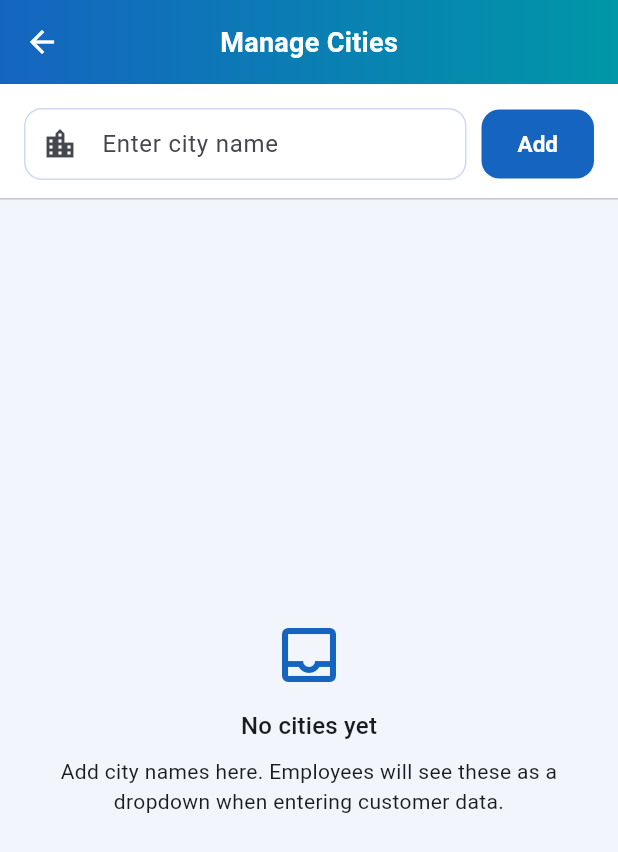
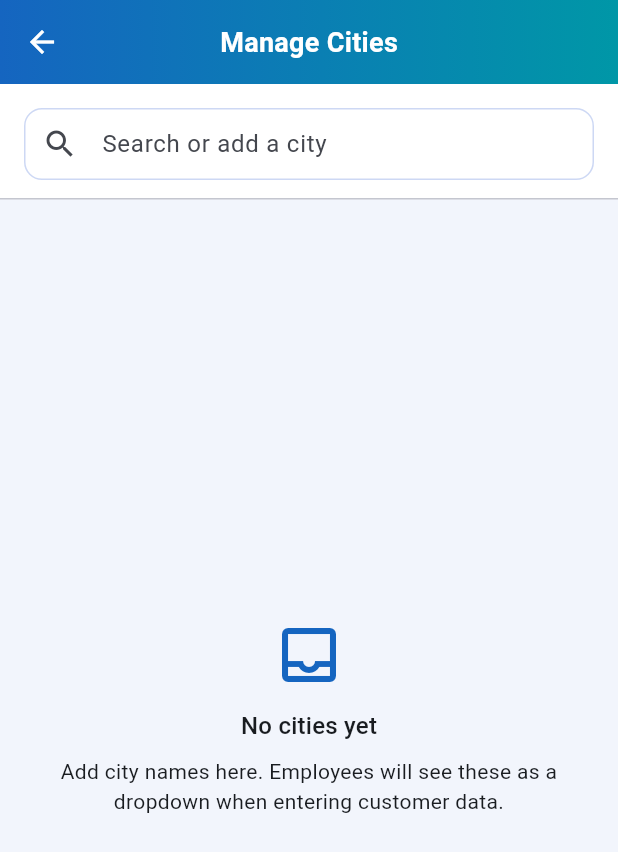
Before and after one commit to Deva-97/aquacare_crm, a Flutter app: the ManageCitiesPage screen opened by its route, on a phone screen of 412 x 824 dp. Shown: the top 852 px of the screen. Run offline on Flutter 3.47's test engine with Material 3 defaults, Android fonts, the phone set to English and light mode, and no system bars; our stand-ins replace cloud_firestore, firebase_auth, firebase_core, flutter_contacts, flutter_local_notifications, get and 1 more; accounts and stored records are empty.

Commit message:
modified search option for cities and customer view role update

```diff
--- a/lib/features/auth/presentation/controllers/auth_controller.dart
+++ b/lib/features/auth/presentation/controllers/auth_controller.dart
@@ -184,11 +184,13 @@ class AuthController extends GetxController {
             AppRoutes.customers,
             AppRoutes.customerForm,
             AppRoutes.customerDetail,
+            AppRoutes.manageCities,
           }
         : <String>{
             AppRoutes.technicianDashboard,
             AppRoutes.customers,
             AppRoutes.customerDetail,
+            AppRoutes.manageCities,
           };
 
     return allowedRoutes.contains(currentRoute);
--- a/lib/features/customers/presentation/controllers/manage_cities_controller.dart
+++ b/lib/features/customers/presentation/controllers/manage_cities_controller.dart
@@ -13,12 +13,27 @@ class ManageCitiesController extends GetxController {
   final RxList<String> cities = <String>[].obs;
   final RxBool isLoading = false.obs;
   final TextEditingController addController = TextEditingController();
+  final RxString query = ''.obs;
 
   @override
   void onInit() {
     super.onInit();
     loadCities();
   }
+
+  List<String> get filteredCities {
+    final String q = query.value.trim().toLowerCase();
+    if (q.isEmpty) return cities;
+    return cities.where((c) => c.toLowerCase().contains(q)).toList();
+  }
+
+  bool get hasExactMatch {
+    final String q = query.value.trim().toLowerCase();
+    if (q.isEmpty) return true;
+    return cities.any((c) => c.toLowerCase() == q);
+  }
+
+  void onSearchChanged(String value) => query.value = value;
 
   Future<void> loadCities() async {
     isLoading.value = true;
@@ -40,6 +55,7 @@ class ManageCitiesController extends GetxController {
     try {
       await _saveCity.call(name);
       addController.clear();
+      query.value = '';
       await loadCities();
       Get.snackbar('City added', '"$name" was added successfully.');
     } catch (e) {
--- a/lib/features/customers/presentation/pages/customers_page.dart
+++ b/lib/features/customers/presentation/pages/customers_page.dart
@@ -16,6 +16,8 @@ class CustomersPage extends GetView<CustomersController> {
   Widget build(BuildContext context) {
     final auth = Get.find<AuthController>();
     final bool isTechnician = auth.currentUser.value?.isTechnician == true;
+    final bool isOwner = auth.currentUser.value?.isOwner == true;
+    final String? currentUid = auth.currentUser.value?.uid;
     return AppScaffold(
       title: 'Customers',
       floatingActionButton: isTechnician
@@ -59,8 +61,8 @@ class CustomersPage extends GetView<CustomersController> {
                     final Customer c = controller.customers[index];
                     return _CustomerCard(
                       customer: c,
-                      canEdit: !isTechnician,
-                      canDelete: auth.currentUser.value?.isOwner == true,
+                      canEdit: isOwner || (!isTechnician && c.createdBy == currentUid),
+                      canDelete: isOwner,
                       onEdit: () async {
                         final result = await Get.toNamed(AppRoutes.customerForm, arguments: c);
                         if (result == true) controller.loadCustomers();
--- a/lib/features/customers/presentation/pages/manage_cities_page.dart
+++ b/lib/features/customers/presentation/pages/manage_cities_page.dart
@@ -15,7 +15,7 @@ class ManageCitiesPage extends GetView<ManageCitiesController> {
       title: 'Manage Cities',
       body: Column(
         children: <Widget>[
-          // ── Add city bar ────────────────────────────────────────────────
+          // ── Search / add city bar ───────────────────────────────────────
           Container(
             padding: const EdgeInsets.fromLTRB(16, 16, 16, 12),
             color: theme.colorScheme.surface,
@@ -26,23 +26,32 @@ class ManageCitiesPage extends GetView<ManageCitiesController> {
                     controller: controller.addController,
                     textCapitalization: TextCapitalization.words,
                     decoration: InputDecoration(
-                      hintText: 'Enter city name',
-                      prefixIcon: const Icon(Icons.location_city_outlined),
+                      hintText: 'Search or add a city',
+                      prefixIcon: const Icon(Icons.search),
                       border: OutlineInputBorder(
                         borderRadius: BorderRadius.circular(10),
                       ),
                       contentPadding: const EdgeInsets.symmetric(
-                          horizontal: 14, vertical: 12),
+                        horizontal: 14,
+                        vertical: 12,
+                      ),
                     ),
+                    onChanged: controller.onSearchChanged,
                     onSubmitted: (_) => controller.addCity(),
                   ),
                 ),
-                const SizedBox(width: 10),
-                Obx(() => FilledButton(
-                      onPressed:
-                          controller.isLoading.value ? null : controller.addCity,
+                Obx(() {
+                  if (controller.hasExactMatch) return const SizedBox.shrink();
+                  return Padding(
+                    padding: const EdgeInsets.only(left: 10),
+                    child: FilledButton(
+                      onPressed: controller.isLoading.value
+                          ? null
+                          : controller.addCity,
                       child: const Text('Add'),
-                    )),
+                    ),
+                  );
+                }),
               ],
             ),
           ),
@@ -61,14 +70,22 @@ class ManageCitiesPage extends GetView<ManageCitiesController> {
                       'Add city names here. Employees will see these as a dropdown when entering customer data.',
                 );
               }
+              final List<String> filtered = controller.filteredCities;
+              if (filtered.isEmpty) {
+                return EmptyStateView(
+                  title: 'No matching cities',
+                  message:
+                      '"${controller.query.value.trim()}" isn\'t in the list yet. Tap Add to create it.',
+                );
+              }
               return RefreshIndicator(
                 onRefresh: controller.loadCities,
                 child: ListView.separated(
                   padding: const EdgeInsets.fromLTRB(16, 12, 16, 32),
-                  itemCount: controller.cities.length,
+                  itemCount: filtered.length,
                   separatorBuilder: (_, _) => const SizedBox(height: 8),
                   itemBuilder: (BuildContext context, int index) {
-                    final String city = controller.cities[index];
+                    final String city = filtered[index];
                     return Card(
                       margin: EdgeInsets.zero,
                       child: ListTile(
@@ -82,11 +99,15 @@ class ManageCitiesPage extends GetView<ManageCitiesController> {
                             ),
                           ),
                         ),
-                        title: Text(city,
-                            style: const TextStyle(fontWeight: FontWeight.w500)),
+                        title: Text(
+                          city,
+                          style: const TextStyle(fontWeight: FontWeight.w500),
+                        ),
                         trailing: IconButton(
-                          icon: Icon(Icons.delete_outline,
-                              color: theme.colorScheme.error),
+                          icon: Icon(
+                            Icons.delete_outline,
+                            color: theme.colorScheme.error,
+                          ),
                           tooltip: 'Remove city',
                           onPressed: () => _confirmDelete(context, city),
                         ),
@@ -118,7 +139,8 @@ class ManageCitiesPage extends GetView<ManageCitiesController> {
           ),
           TextButton(
             style: TextButton.styleFrom(
-                foregroundColor: Theme.of(ctx).colorScheme.error),
+              foregroundColor: Theme.of(ctx).colorScheme.error,
+            ),
             onPressed: () => Navigator.of(ctx).pop(true),
             child: const Text('Remove'),
           ),
```
Also changed, not shown: lib/features/customers/data/repositories/customers_repository_impl.dart (+4 -17 lines), lib/features/customers/presentation/controllers/customer_form_controller.dart (+22 -3 lines), lib/features/customers/presentation/pages/customer_form_page.dart (+56 -11 lines), lib/features/dashboard/presentation/pages/employee_dashboard_page.dart (+9 -2 lines), lib/features/dashboard/presentation/pages/technician_dashboard_page.dart (+7 -0 lines), 1 other file.
